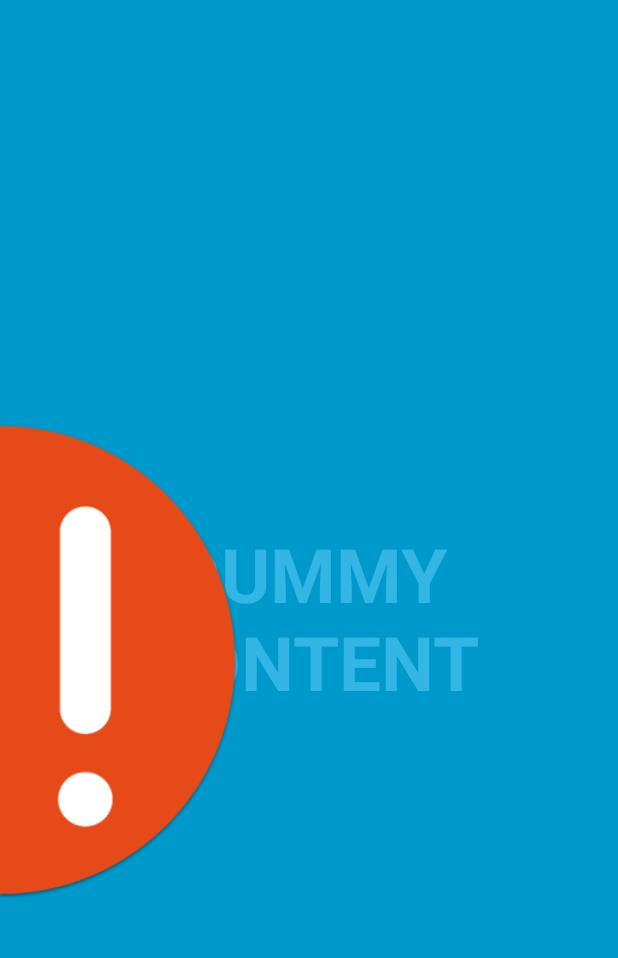
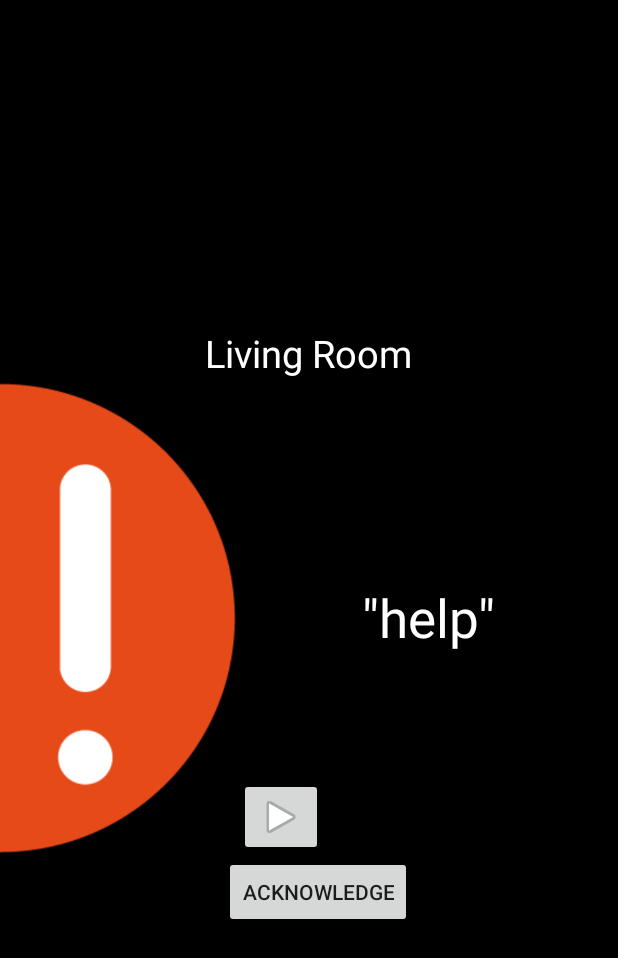
Before and after one commit to SNAP-SAPIENT/ThirdEar, an Android app: the AlertActivity screen opened directly, with no data from a screen before it, on a phone screen of 412 x 824 dp. Shown: the top 958 px of the screen. Run offline under Robolectric (Android 15) with nearby library versions, the phone set to English and light mode, and no system bars.

Commit message:
alert full screen view

```diff
--- a/Android/ThirdEar/app/src/main/AndroidManifest.xml
+++ b/Android/ThirdEar/app/src/main/AndroidManifest.xml
@@ -23,7 +23,6 @@
             android:theme="@style/AppTheme.NoActionBar">
             <intent-filter>
                 <action android:name="android.intent.action.MAIN" />
-
                 <category android:name="android.intent.category.LAUNCHER" />
             </intent-filter>
         </activity>
@@ -32,12 +31,17 @@
         <service android:name=".service.AudioRecorderService" />
         <service android:name=".service.BluetoothService" />
 
-        <activity android:name=".KeyWordsActivity" />
+        <activity android:name=".KeyWordsActivity"
+            android:label="@string/title_key_words"
+            android:screenOrientation="portrait">
+        </activity>
         <activity
             android:name=".AlertActivity"
+            android:screenOrientation="portrait"
             android:configChanges="orientation|keyboardHidden|screenSize"
             android:label="@string/title_activity_alert"
-            android:theme="@style/FullscreenTheme"></activity>
+            android:theme="@style/FullscreenTheme">
+        </activity>
     </application>
 
 </manifest>
--- a/Android/ThirdEar/app/src/main/java/com/snap/thirdear/AlertActivity.java
+++ b/Android/ThirdEar/app/src/main/java/com/snap/thirdear/AlertActivity.java
@@ -13,117 +13,19 @@ import android.view.View;
  * status bar and navigation/system bar) with user interaction.
  */
 public class AlertActivity extends AppCompatActivity {
-    /**
-     * Whether or not the system UI should be auto-hidden after
-     * {@link #AUTO_HIDE_DELAY_MILLIS} milliseconds.
-     */
-    private static final boolean AUTO_HIDE = true;
 
-    /**
-     * If {@link #AUTO_HIDE} is set, the number of milliseconds to wait after
-     * user interaction before hiding the system UI.
-     */
-    private static final int AUTO_HIDE_DELAY_MILLIS = 3000;
+    private View mContentView;
+    private View mControlsView;
 
-    /**
-     * Some older devices needs a small delay between UI widget updates
-     * and a change of the status and navigation bar.
-     */
-    private static final int UI_ANIMATION_DELAY = 300;
-    private final Handler mHideHandler = new Handler();
-    private View mContentView;
-    private final Runnable mHidePart2Runnable = new Runnable() {
-        @SuppressLint("InlinedApi")
-        @Override
-        public void run() {
-            // Delayed removal of status and navigation bar
-
-            // Note that some of these constants are new as of API 16 (Jelly Bean)
-            // and API 19 (KitKat). It is safe to use them, as they are inlined
-            // at compile-time and do nothing on earlier devices.
-            mContentView.setSystemUiVisibility(View.SYSTEM_UI_FLAG_LOW_PROFILE
-                    | View.SYSTEM_UI_FLAG_FULLSCREEN
-                    | View.SYSTEM_UI_FLAG_LAYOUT_STABLE
-                    | View.SYSTEM_UI_FLAG_IMMERSIVE_STICKY
-                    | View.SYSTEM_UI_FLAG_LAYOUT_HIDE_NAVIGATION
-                    | View.SYSTEM_UI_FLAG_HIDE_NAVIGATION);
-        }
-    };
-    private View mControlsView;
-    private final Runnable mShowPart2Runnable = new Runnable() {
-        @Override
-        public void run() {
-            // Delayed display of UI elements
-            ActionBar actionBar = getSupportActionBar();
-            if (actionBar != null) {
-                actionBar.show();
-            }
-            mControlsView.setVisibility(View.VISIBLE);
-        }
-    };
-    private boolean mVisible;
-    private final Runnable mHideRunnable = new Runnable() {
-        @Override
-        public void run() {
-            hide();
-        }
-    };
-    /**
-     * Touch listener to use for in-layout UI controls to delay hiding the
-     * system UI. This is to prevent the jarring behavior of controls going away
-     * while interacting with activity UI.
-     */
-    private final View.OnTouchListener mDelayHideTouchListener = new View.OnTouchListener() {
-        @Override
-        public boolean onTouch(View view, MotionEvent motionEvent) {
-            if (AUTO_HIDE) {
-                delayedHide(AUTO_HIDE_DELAY_MILLIS);
-            }
-            return false;
-        }
-    };
 
     @Override
     protected void onCreate(Bundle savedInstanceState) {
         super.onCreate(savedInstanceState);
 
         setContentView(R.layout.activity_alert);
-
-        mVisible = true;
-        mControlsView = findViewById(R.id.fullscreen_content_controls);
-        mContentView = findViewById(R.id.fullscreen_content);
-
-
-        // Set up the user interaction to manually show or hide the system UI.
-        mContentView.setOnClickListener(new View.OnClickListener() {
-            @Override
-            public void onClick(View view) {
-                toggle();
-            }
-        });
-
-        // Upon interacting with UI controls, delay any scheduled hide()
-        // operations to prevent the jarring behavior of controls going away
-        // while interacting with the UI.
-        findViewById(R.id.dummy_button).setOnTouchListener(mDelayHideTouchListener);
-    }
-
-    @Override
-    protected void onPostCreate(Bundle savedInstanceState) {
-        super.onPostCreate(savedInstanceState);
-
-        // Trigger the initial hide() shortly after the activity has been
-        // created, to briefly hint to the user that UI controls
-        // are available.
-        delayedHide(100);
-    }
-
-    private void toggle() {
-        if (mVisible) {
-            hide();
-        } else {
-            show();
-        }
+        mControlsView = findViewById(R.id.fullscreenContent);
+        mContentView = findViewById(R.id.alertMsg);
+        hide();
     }
 
     private void hide() {
@@ -132,32 +34,6 @@ public class AlertActivity extends AppCompatActivity {
         if (actionBar != null) {
             actionBar.hide();
         }
-        mControlsView.setVisibility(View.GONE);
-        mVisible = false;
-
-        // Schedule a runnable to remove the status and navigation bar after a delay
-        mHideHandler.removeCallbacks(mShowPart2Runnable);
-        mHideHandler.postDelayed(mHidePart2Runnable, UI_ANIMATION_DELAY);
     }
 
-    @SuppressLint("InlinedApi")
-    private void show() {
-        // Show the system bar
-        mContentView.setSystemUiVisibility(View.SYSTEM_UI_FLAG_LAYOUT_FULLSCREEN
-                | View.SYSTEM_UI_FLAG_LAYOUT_HIDE_NAVIGATION);
-        mVisible = true;
-
-        // Schedule a runnable to display UI elements after a delay
-        mHideHandler.removeCallbacks(mHidePart2Runnable);
-        mHideHandler.postDelayed(mShowPart2Runnable, UI_ANIMATION_DELAY);
-    }
-
-    /**
-     * Schedules a call to hide() in [delay] milliseconds, canceling any
-     * previously scheduled calls.
-     */
-    private void delayedHide(int delayMillis) {
-        mHideHandler.removeCallbacks(mHideRunnable);
-        mHideHandler.postDelayed(mHideRunnable, delayMillis);
-    }
 }
--- a/Android/ThirdEar/app/src/main/res/layout/activity_alert.xml
+++ b/Android/ThirdEar/app/src/main/res/layout/activity_alert.xml
@@ -1,57 +1,56 @@
-<FrameLayout xmlns:android="http://schemas.android.com/apk/res/android"
+<RelativeLayout xmlns:android="http://schemas.android.com/apk/res/android"
     xmlns:tools="http://schemas.android.com/tools"
     android:layout_width="match_parent"
     android:layout_height="match_parent"
-    android:background="#0099cc"
-    tools:context="com.snap.thirdear.AlertActivity">
+    android:background="@color/alertBackground"
+    tools:context="com.snap.thirdear.AlertActivity"
+    android:id="@+id/fullscreenContent">
 
-    <!-- The primary full-screen view. This can be replaced with whatever view
-         is needed to present your content, e.g. VideoView, SurfaceView,
-         TextureView, etc. -->
+    <ImageView
+        android:layout_width="159dp"
+        android:layout_height="318dp"
+        android:id="@+id/imageView"
+        android:layout_gravity="left|center_vertical"
+        android:src="@drawable/alert"
+        android:layout_centerVertical="true" />
+
     <TextView
-        android:id="@+id/fullscreen_content"
-        android:layout_width="match_parent"
-        android:layout_height="match_parent"
-        android:gravity="center"
-        android:keepScreenOn="true"
-        android:text="@string/dummy_content"
-        android:textColor="#33b5e5"
-        android:textSize="50sp"
-        android:textStyle="bold" />
+        android:layout_width="wrap_content"
+        android:layout_height="wrap_content"
+        android:text="Living Room"
+        android:id="@+id/deviceName"
+        android:layout_above="@+id/imageView"
+        android:textColor="@color/alertText"
+        android:textSize="25sp"
+        android:layout_centerHorizontal="true" />
 
-    <!-- This FrameLayout insets its children based on system windows using
-         android:fitsSystemWindows. -->
-    <FrameLayout
-        android:layout_width="match_parent"
-        android:layout_height="match_parent"
-        android:fitsSystemWindows="true">
+    <TextView
+        android:layout_width="wrap_content"
+        android:layout_height="wrap_content"
+        android:textAppearance="?android:attr/textAppearanceLarge"
+        android:text="&quot;help&quot;"
+        android:id="@+id/alertMsg"
+        android:layout_centerVertical="true"
+        android:textSize="35sp"
+        android:textAlignment="center"
+        android:textColor="@color/alertText"
+        android:layout_alignParentEnd="true"
+        android:layout_toEndOf="@+id/imageView" />
 
-        <LinearLayout
-            android:id="@+id/fullscreen_content_controls"
-            style="?metaButtonBarStyle"
-            android:layout_width="match_parent"
-            android:layout_height="wrap_content"
-            android:layout_gravity="bottom|center_horizontal"
-            android:background="@color/black_overlay"
-            android:orientation="horizontal"
-            tools:ignore="UselessParent">
+    <ImageButton
+        android:layout_width="wrap_content"
+        android:layout_height="wrap_content"
+        android:id="@+id/imageButton"
+        android:src="@android:drawable/ic_media_play"
+        android:layout_alignBottom="@+id/imageView"
+        android:layout_toEndOf="@+id/imageView" />
 
-            <Button
-                android:id="@+id/dummy_button"
-                style="?metaButtonBarButtonStyle"
-                android:layout_width="0dp"
-                android:layout_height="wrap_content"
-                android:layout_weight="1"
-                android:text="@string/dummy_button" />
+    <Button
+        android:layout_width="wrap_content"
+        android:layout_height="wrap_content"
+        android:text="Acknowledge"
+        android:id="@+id/button"
+        android:layout_below="@+id/imageView"
+        android:layout_alignEnd="@+id/deviceName" />
 
-        </LinearLayout>
-
-        <ImageView
-            android:layout_width="159dp"
-            android:layout_height="318dp"
-            android:id="@+id/imageView"
-            android:layout_gravity="left|center_vertical"
-            android:src="@drawable/alert" />
-    </FrameLayout>
-
-</FrameLayout>
+</RelativeLayout>
--- a/Android/ThirdEar/app/src/main/res/values/colors.xml
+++ b/Android/ThirdEar/app/src/main/res/values/colors.xml
@@ -6,4 +6,5 @@
 
     <color name="black_overlay">#66000000</color>
     <color name="alertBackground">#000000</color>
+    <color name="alertText">#ffffff</color>
 </resources>
--- a/Android/ThirdEar/app/src/main/res/values/strings.xml
+++ b/Android/ThirdEar/app/src/main/res/values/strings.xml
@@ -1,17 +1,19 @@
 <resources>
     <string name="app_name">ThirdEar</string>
 
-    <string name="stopped_msg">ready to listen</string>
-    <string name="started_msg">listening...</string>
-
-    <string name="navigation_drawer_open">Open navigation drawer</string>
-    <string name="navigation_drawer_close">Close navigation drawer</string>
+    <string name="title_activity_alert"></string>
+    <string name="title_key_words">Key Words</string>
 
     <string name="action_settings">Settings</string>
     <string name="nav_subtext">SNAP project</string>
     <string name="nav_title">Third Ear</string>
 
-    <string name="title_activity_alert">AlertActivity</string>
-    <string name="dummy_button">Dummy Button</string>
-    <string name="dummy_content">DUMMY\nCONTENT</string>
+
+    <string name="navigation_drawer_open">Open navigation drawer</string>
+    <string name="navigation_drawer_close">Close navigation drawer</string>
+
+    <string name="stopped_msg">ready to listen</string>
+    <string name="started_msg">listening...</string>
+
+
 </resources>
```
